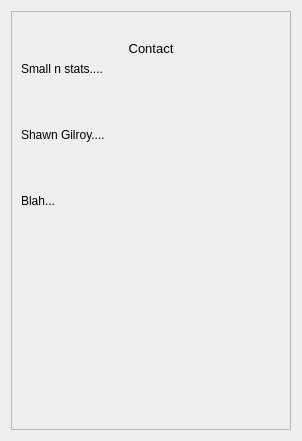
This is contactdialog.ui in miyamot0/DataTracker3 as Qt 5 draws it before an edit. The edited form follows.
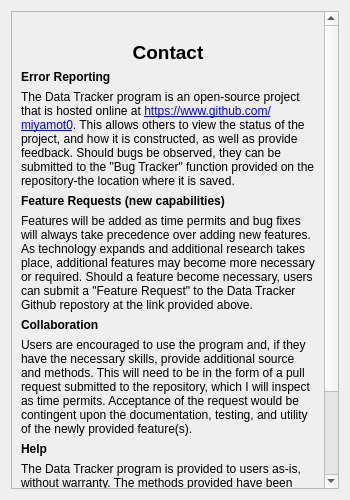
This is the edited form. Icons and pictures are not drawn.

Diff of the .ui file:
```diff
--- a/contactdialog.ui
+++ b/contactdialog.ui
@@ -6,8 +6,8 @@
    <rect>
     <x>0</x>
     <y>0</y>
-    <width>302</width>
-    <height>441</height>
+    <width>350</width>
+    <height>500</height>
    </rect>
   </property>
   <property name="windowTitle">
@@ -24,8 +24,8 @@
        <rect>
         <x>0</x>
         <y>0</y>
-        <width>282</width>
-        <height>421</height>
+        <width>313</width>
+        <height>672</height>
        </rect>
       </property>
       <layout class="QVBoxLayout" name="verticalLayout_2">
@@ -45,14 +45,87 @@
        <item>
         <widget class="QLabel" name="label">
          <property name="text">
-          <string>&lt;html&gt;&lt;head/&gt;&lt;body&gt;&lt;p align=&quot;center&quot;&gt;&lt;span style=&quot; font-size:10pt;&quot;&gt;Contact&lt;/span&gt;&lt;/p&gt;&lt;/body&gt;&lt;/html&gt;</string>
+          <string>&lt;html&gt;&lt;head/&gt;&lt;body&gt;&lt;p align=&quot;center&quot;&gt;&lt;span style=&quot; font-size:14pt; font-weight:600;&quot;&gt;Contact&lt;/span&gt;&lt;/p&gt;&lt;/body&gt;&lt;/html&gt;</string>
          </property>
         </widget>
        </item>
        <item>
         <widget class="QLabel" name="label_3">
          <property name="text">
-          <string>&lt;html&gt;&lt;head/&gt;&lt;body&gt;&lt;p&gt;Small n stats....&lt;/p&gt;&lt;p&gt;&lt;br/&gt;&lt;/p&gt;&lt;p&gt;Shawn Gilroy....&lt;/p&gt;&lt;p&gt;&lt;br/&gt;&lt;/p&gt;&lt;p&gt;Blah...&lt;/p&gt;&lt;/body&gt;&lt;/html&gt;</string>
+          <string>&lt;html&gt;&lt;head/&gt;&lt;body&gt;&lt;p&gt;&lt;span style=&quot; font-weight:600;&quot;&gt;Error Reporting&lt;/span&gt;&lt;/p&gt;&lt;/body&gt;&lt;/html&gt;</string>
+         </property>
+         <property name="wordWrap">
+          <bool>true</bool>
+         </property>
+        </widget>
+       </item>
+       <item>
+        <widget class="QLabel" name="label_4">
+         <property name="text">
+          <string>&lt;html&gt;&lt;head/&gt;&lt;body&gt;&lt;p&gt;The Data Tracker program is an open-source project that is hosted online at &lt;a href=&quot;https://www.github.com/miyamot0&quot;&gt;&lt;span style=&quot; text-decoration: underline; color:#0000ff;&quot;&gt;https://www.github.com/miyamot0&lt;/span&gt;&lt;/a&gt;. This allows others to view the status of the project, and how it is constructed, as well as provide feedback. Should bugs be observed, they can be submitted to the &amp;quot;Bug Tracker&amp;quot; function provided on the repository-the location where it is saved.&lt;/p&gt;&lt;/body&gt;&lt;/html&gt;</string>
+         </property>
+         <property name="wordWrap">
+          <bool>true</bool>
+         </property>
+        </widget>
+       </item>
+       <item>
+        <widget class="QLabel" name="label_5">
+         <property name="text">
+          <string>&lt;html&gt;&lt;head/&gt;&lt;body&gt;&lt;p&gt;&lt;span style=&quot; font-weight:600;&quot;&gt;Feature Requests (new capabilities)&lt;/span&gt;&lt;/p&gt;&lt;/body&gt;&lt;/html&gt;</string>
+         </property>
+         <property name="wordWrap">
+          <bool>true</bool>
+         </property>
+        </widget>
+       </item>
+       <item>
+        <widget class="QLabel" name="label_6">
+         <property name="text">
+          <string>&lt;html&gt;&lt;head/&gt;&lt;body&gt;&lt;p&gt;Features will be added as time permits and bug fixes will always take precedence over adding new features. As technology expands and additional research takes place, additional features may become more necessary or required. Should a feature become necessary, users can submit a &amp;quot;Feature Request&amp;quot; to the Data Tracker Github repostory at the link provided above.&lt;/p&gt;&lt;/body&gt;&lt;/html&gt;</string>
+         </property>
+         <property name="wordWrap">
+          <bool>true</bool>
+         </property>
+        </widget>
+       </item>
+       <item>
+        <widget class="QLabel" name="label_7">
+         <property name="text">
+          <string>&lt;html&gt;&lt;head/&gt;&lt;body&gt;&lt;p&gt;&lt;span style=&quot; font-weight:600;&quot;&gt;Collaboration&lt;/span&gt;&lt;/p&gt;&lt;/body&gt;&lt;/html&gt;</string>
+         </property>
+         <property name="wordWrap">
+          <bool>true</bool>
+         </property>
+        </widget>
+       </item>
+       <item>
+        <widget class="QLabel" name="label_8">
+         <property name="text">
+          <string>&lt;html&gt;&lt;head/&gt;&lt;body&gt;&lt;p&gt;Users are encouraged to use the program and, if they have the necessary skills, provide additional source and methods. This will need to be in the form of a pull request submitted to the repository, which I will inspect as time permits. Acceptance of the request would be contingent upon the documentation, testing, and utility of the newly provided feature(s).&lt;/p&gt;&lt;/body&gt;&lt;/html&gt;</string>
+         </property>
+         <property name="wordWrap">
+          <bool>true</bool>
+         </property>
+        </widget>
+       </item>
+       <item>
+        <widget class="QLabel" name="label_9">
+         <property name="text">
+          <string>&lt;html&gt;&lt;head/&gt;&lt;body&gt;&lt;p&gt;&lt;span style=&quot; font-weight:600;&quot;&gt;Help&lt;/span&gt;&lt;/p&gt;&lt;/body&gt;&lt;/html&gt;</string>
+         </property>
+         <property name="wordWrap">
+          <bool>true</bool>
+         </property>
+        </widget>
+       </item>
+       <item>
+        <widget class="QLabel" name="label_10">
+         <property name="text">
+          <string>&lt;html&gt;&lt;head/&gt;&lt;body&gt;&lt;p&gt;The Data Tracker program is provided to users as-is, without warranty. The methods provided have been tested for accuracy and usability and users having difficulty operating or understanding the features and/or output of Data Tracker should consult the FAQ section for commonly-asked questions.&lt;/p&gt;&lt;/body&gt;&lt;/html&gt;</string>
+         </property>
+         <property name="wordWrap">
+          <bool>true</bool>
          </property>
         </widget>
        </item>
```
